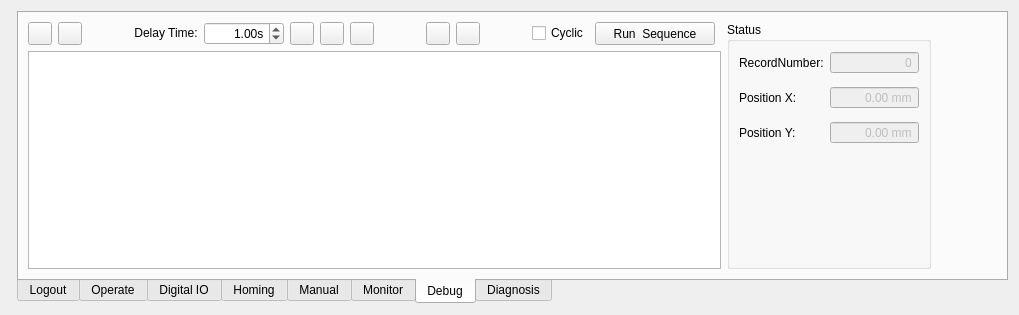
The window that source/wnd/h2ops.ui (ww4u/mct-t4) describes before a commit, drawn with Qt 5.
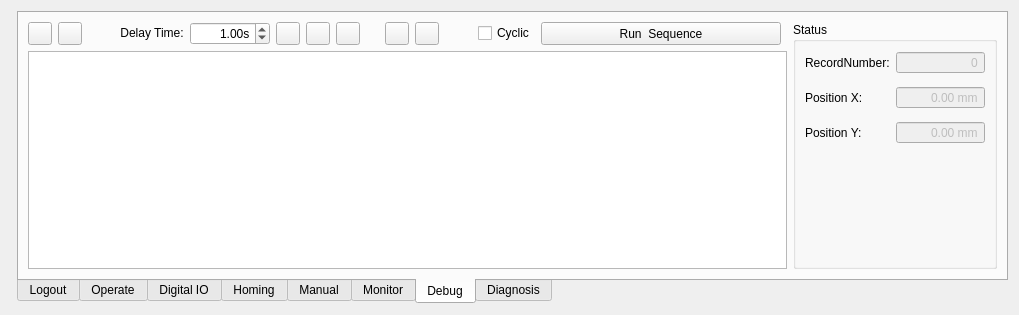
The same window after the commit. The open tabs and pages were chosen to show the change. Icons and pictures are not drawn. Custom widgets are drawn as their Qt base class.

The edit to the form file:
```diff
--- a/source/wnd/h2ops.ui
+++ b/source/wnd/h2ops.ui
@@ -1534,13 +1534,13 @@
            </property>
            <property name="minimumSize">
             <size>
-             <width>120</width>
+             <width>240</width>
              <height>0</height>
             </size>
            </property>
            <property name="maximumSize">
             <size>
-             <width>120</width>
+             <width>240</width>
              <height>16777215</height>
             </size>
            </property>
```
Left out of the diff: 2 changed lines with no effect on the pictures.
